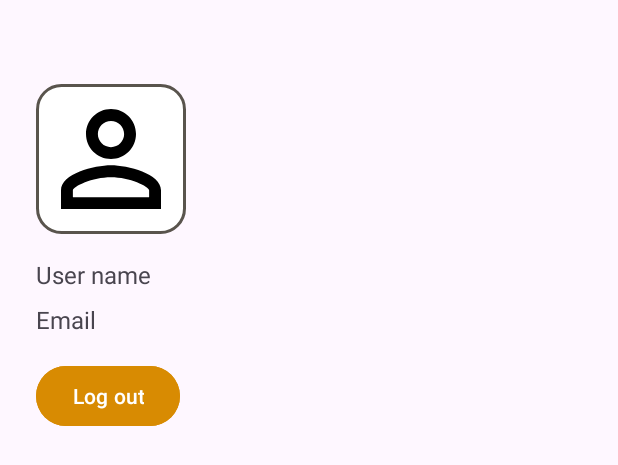
After one commit to samidinov1234/hw2-8_4m, an Android app: the layout drawer_nav_header.xml on its own in the app's theme, with its tools: preview values and no code run, on a phone screen of 412 x 824 dp. The commit adds this screen. Shown: the top 465 px of the screen. Run offline under Robolectric (Android 15) with nearby library versions, the phone set to English and light mode, and no system bars.

Commit message:
hw6 and hw7

```diff
--- a/app/build.gradle.kts
+++ b/app/build.gradle.kts
@@ -56,6 +56,8 @@ dependencies {
     androidTestImplementation(libs.androidx.junit)
     androidTestImplementation(libs.androidx.espresso.core)
 
+    implementation ("com.github.bumptech.glide:glide:4.12.0")
+
     implementation(platform("com.google.firebase:firebase-bom:32.7.2"))
     implementation ("com.google.android.gms:play-services-auth:19.2.0")
 
--- /dev/null
+++ b/app/src/main/res/drawable/cercle_img.xml
@@ -0,0 +1,8 @@
+<?xml version="1.0" encoding="utf-8"?>
+<shape xmlns:android="http://schemas.android.com/apk/res/android">
+    <solid android:color="@android:color/white" />
+    <stroke
+        android:width="2dp"
+        android:color="@color/gray" />
+    <corners android:radius="16dp" />
+</shape>
--- /dev/null
+++ b/app/src/main/res/drawable/ic_person_24.xml
@@ -0,0 +1,5 @@
+<vector xmlns:android="http://schemas.android.com/apk/res/android" android:height="24dp" android:tint="#000000" android:viewportHeight="24" android:viewportWidth="24" android:width="24dp">
+
+    <path android:fillColor="@android:color/white" android:pathData="M12,5.9c1.16,0 2.1,0.94 2.1,2.1s-0.94,2.1 -2.1,2.1S9.9,9.16 9.9,8s0.94,-2.1 2.1,-2.1m0,9c2.97,0 6.1,1.46 6.1,2.1v1.1L5.9,18.1L5.9,17c0,-0.64 3.13,-2.1 6.1,-2.1M12,4C9.79,4 8,5.79 8,8s1.79,4 4,4 4,-1.79 4,-4 -1.79,-4 -4,-4zM12,13c-2.67,0 -8,1.34 -8,4v3h16v-3c0,-2.66 -5.33,-4 -8,-4z"/>
+
+</vector>
--- /dev/null
+++ b/app/src/main/res/drawable/img_d.xml
@@ -0,0 +1,4 @@
+<?xml version="1.0" encoding="utf-8"?>
+<layer-list xmlns:android="http://schemas.android.com/apk/res/android">
+    <item android:drawable="@drawable/cercle_img" />
+</layer-list>
--- /dev/null
+++ b/app/src/main/res/layout/drawer_nav_header.xml
@@ -0,0 +1,53 @@
+<?xml version="1.0" encoding="utf-8"?>
+<LinearLayout xmlns:android="http://schemas.android.com/apk/res/android"
+    xmlns:app="http://schemas.android.com/apk/res-auto"
+    xmlns:tools="http://schemas.android.com/tools"
+    android:layout_width="match_parent"
+    android:layout_height="wrap_content"
+    android:padding="24dp"
+    android:gravity="start|center"
+    android:orientation="vertical">
+
+        <ImageView
+            android:id="@+id/iv_user_avatar"
+            android:layout_width="100dp"
+            android:layout_height="100dp"
+            android:layout_marginTop="32dp"
+            android:background="@drawable/img_d"
+            android:src="@drawable/ic_person_24"
+            app:layout_constraintEnd_toEndOf="parent"
+            app:layout_constraintStart_toStartOf="parent"
+            app:layout_constraintTop_toTopOf="parent" />
+        <TextView
+            android:id="@+id/tv_user_name"
+            android:layout_width="match_parent"
+            android:layout_height="wrap_content"
+            android:layout_marginTop="16dp"
+            android:textSize="16dp"
+            app:layout_constraintTop_toBottomOf="@id/iv_user_avatar"
+            tools:text="User name" />
+
+        <TextView
+            android:id="@+id/tv_user_email"
+            android:layout_width="match_parent"
+            android:layout_height="wrap_content"
+            android:layout_marginTop="8dp"
+            android:textSize="16dp"
+            app:layout_constraintTop_toBottomOf="@id/tv_user_name"
+            tools:text="Email" />
+
+    <Button
+        android:id="@+id/btn_log_out"
+        android:layout_width="wrap_content"
+        android:layout_height="wrap_content"
+        android:clickable="true"
+        android:layout_gravity="bottom"
+        android:backgroundTint="@color/orange"
+        android:layout_marginTop="16dp"
+        android:text="Log out"
+        app:layout_constraintTop_toBottomOf="@id/tv_user_email"
+        app:layout_constraintStart_toStartOf="parent"
+        app:layout_constraintEnd_toEndOf="parent" />
+
+
+</LinearLayout>
--- a/app/src/main/res/values/strings.xml
+++ b/app/src/main/res/values/strings.xml
@@ -7,4 +7,6 @@
     <string name="note">Заметки</string>
     <string name="ready">Готово</string>
     <string name="title">Title</string>
+    <string name="menu_open">Open</string>
+    <string name="menu_close">Close</string>
 </resources>
```
Also changed, not shown: app/src/main/java/com/example/zametka_1_4m/ui/activity/MainActivity.kt (+63 -4 lines), app/src/main/java/com/example/zametka_1_4m/ui/fragment/note/NoteFragment.kt (+8 -1 lines), app/src/main/res/layout/activity_main.xml (+18 -4 lines).
